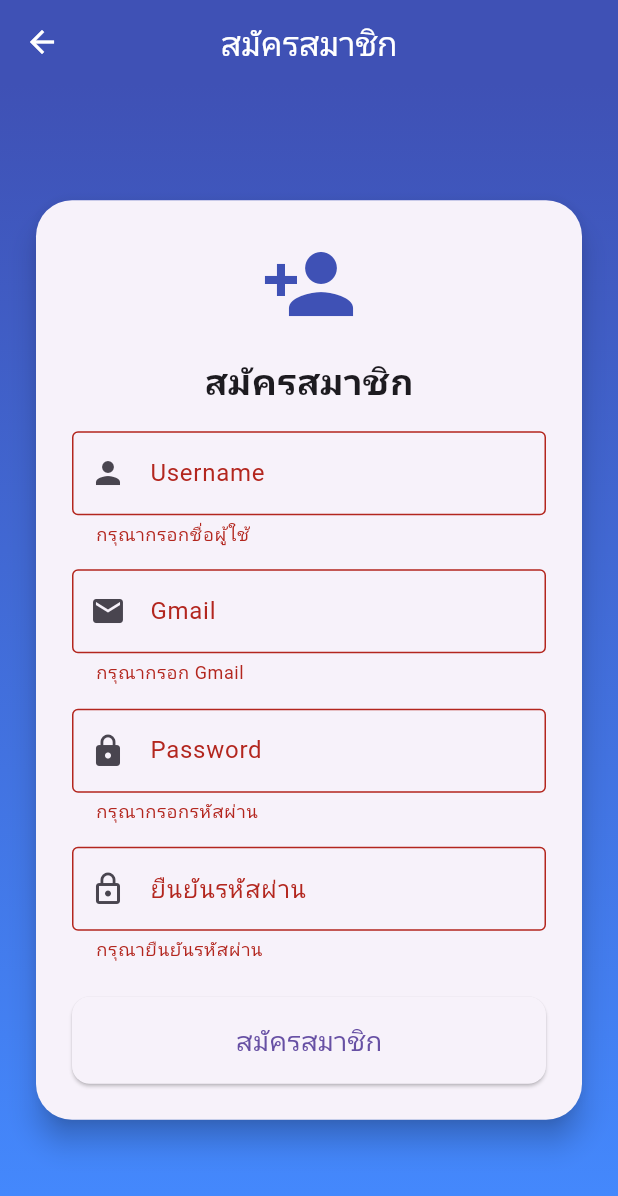
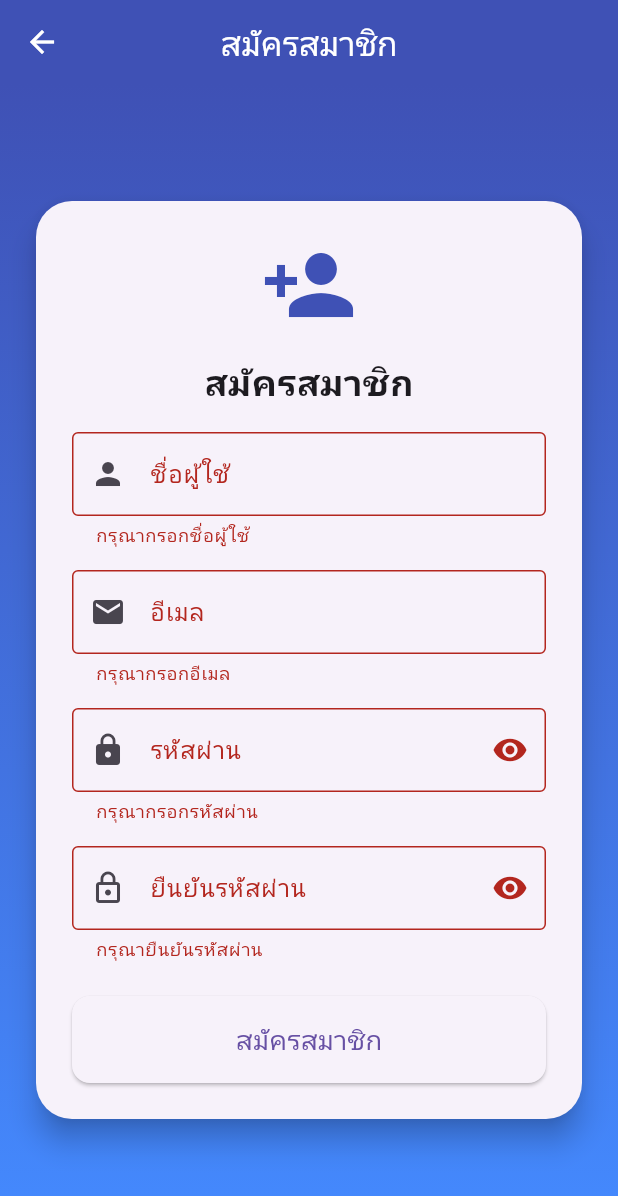
Before and after one commit to Non2412/Flutter_app_SimpleTodoListTeamwork, a Flutter app: the RegisterPage screen opened directly, after a tap on "สมัครสมาชิก", on a phone screen of 412 x 824 dp. Shown: the top 1196 px of the screen. Run offline on Flutter 3.47's test engine with Material 3 defaults, Android fonts, the phone set to English and light mode, and no system bars; our stand-ins replace flutter_local_notifications, timezone.

Commit message:
update login

```diff
--- a/lib/forgot_password.dart
+++ b/lib/forgot_password.dart
@@ -1,4 +1,5 @@
 import 'package:flutter/material.dart';
+import 'login.dart'; // Import เพื่อใช้ UserStorage
 
 class ForgotPasswordPage extends StatefulWidget {
   const ForgotPasswordPage({super.key});
@@ -13,12 +14,19 @@ class _ForgotPasswordPageState extends State<ForgotPasswordPage> {
 
   void _submit() {
     if (_formKey.currentState!.validate()) {
-      // TODO: Implement forgot password logic
-      ScaffoldMessenger.of(context).showSnackBar(
-        const SnackBar(
-          content: Text('หากมีบัญชีนี้ ระบบจะส่งวิธีรีเซ็ตรหัสผ่านไปให้'),
-        ),
-      );
+      if (UserStorage.emailExists(_emailController.text)) {
+        ScaffoldMessenger.of(context).showSnackBar(
+          const SnackBar(
+            content: Text('✅ ระบบจะส่งวิธีรีเซ็ตรหัสผ่านไปยังอีเมลของคุณ'),
+          ),
+        );
+      } else {
+        ScaffoldMessenger.of(context).showSnackBar(
+          const SnackBar(
+            content: Text('❌ ไม่พบอีเมลนี้ในระบบ'),
+          ),
+        );
+      }
       Navigator.of(context).pop();
     }
   }
@@ -56,18 +64,18 @@ class _ForgotPasswordPageState extends State<ForgotPasswordPage> {
                         controller: _emailController,
                         keyboardType: TextInputType.emailAddress,
                         decoration: const InputDecoration(
-                          labelText: 'Gmail',
+                          labelText: 'อีเมล',
                           hintText: 'yourname@gmail.com',
                           border: OutlineInputBorder(),
                           prefixIcon: Icon(Icons.email),
                         ),
                         validator: (value) {
                           if (value == null || value.isEmpty) {
-                            return 'กรุณากรอก Gmail';
+                            return 'กรุณากรอกอีเมล';
                           }
-                          final emailRegex = RegExp(r'^[\w-\.]+@gmail\.com');
+                          final emailRegex = RegExp(r'^[\w-\.]+@([\w-]+\.)+[\w-]{2,4}$');
                           if (!emailRegex.hasMatch(value)) {
-                            return 'กรุณากรอก Gmail ให้ถูกต้อง';
+                            return 'กรุณากรอกอีเมลให้ถูกต้อง';
                           }
                           return null;
                         },
--- a/lib/login.dart
+++ b/lib/login.dart
@@ -3,14 +3,42 @@ import 'register.dart';
 import 'forgot_password.dart';
 import 'main.dart';
 
-class LoingPage extends StatefulWidget {
-  const LoingPage({super.key});
+// User data storage (In production, use SQLite or SharedPreferences)
+class UserStorage {
+  static final Map<String, Map<String, String>> _users = {};
+
+  static bool registerUser(String username, String email, String password) {
+    if (_users.containsKey(username)) {
+      return false; // User already exists
+    }
+    _users[username] = {
+      'email': email,
+      'password': password,
+    };
+    return true;
+  }
+
+  static bool validateUser(String username, String password) {
+    return _users.containsKey(username) && _users[username]!['password'] == password;
+  }
+
+  static bool userExists(String username) {
+    return _users.containsKey(username);
+  }
+
+  static bool emailExists(String email) {
+    return _users.values.any((user) => user['email'] == email);
+  }
+}
+
+class LoginPage extends StatefulWidget {
+  const LoginPage({super.key});
 
   @override
-  State<LoingPage> createState() => _LoingPageState();
+  State<LoginPage> createState() => _LoginPageState();
 }
 
-class _LoingPageState extends State<LoingPage> {
+class _LoginPageState extends State<LoginPage> {
   final TextEditingController _usernameController = TextEditingController();
   final TextEditingController _passwordController = TextEditingController();
   final _formKey = GlobalKey<FormState>();
@@ -22,16 +50,14 @@ class _LoingPageState extends State<LoingPage> {
       _errorMessage = null;
     });
     if (_formKey.currentState!.validate()) {
-      // Replace this with your authentication logic
-      if (_usernameController.text == 'admin' &&
-          _passwordController.text == '123456') {
+      if (UserStorage.validateUser(_usernameController.text, _passwordController.text)) {
         Navigator.of(context).pushAndRemoveUntil(
           MaterialPageRoute(builder: (context) => const TodoListScreen()),
           (route) => false,
         );
       } else {
         setState(() {
-          _errorMessage = 'Invalid username or password';
+          _errorMessage = 'ชื่อผู้ใช้หรือรหัสผ่านไม่ถูกต้อง';
         });
       }
     }
@@ -40,7 +66,7 @@ class _LoingPageState extends State<LoingPage> {
   @override
   Widget build(BuildContext context) {
     return Scaffold(
-      appBar: AppBar(title: const Text('Login Page')),
+      appBar: AppBar(title: const Text('เข้าสู่ระบบ')),
       body: Container(
         decoration: const BoxDecoration(
           gradient: LinearGradient(
@@ -66,21 +92,23 @@ class _LoingPageState extends State<LoingPage> {
                     const Icon(Icons.lock, size: 64, color: Colors.indigo),
                     const SizedBox(height: 16),
                     const Text(
-                      'Welcome Back!',
+                      'ยินดีต้อนรับ!',
                       style: TextStyle(
                         fontSize: 24,
                         fontWeight: FontWeight.bold,
                       ),
                     ),
+                    const SizedBox(height: 16),
                     TextFormField(
                       controller: _usernameController,
                       decoration: const InputDecoration(
-                        labelText: 'Username',
+                        labelText: 'ชื่อผู้ใช้',
                         border: OutlineInputBorder(),
+                        prefixIcon: Icon(Icons.person),
                       ),
                       validator: (value) {
                         if (value == null || value.isEmpty) {
-                          return 'Please enter your username';
+                          return 'กรุณากรอกชื่อผู้ใช้';
                         }
                         return null;
                       },
@@ -90,8 +118,9 @@ class _LoingPageState extends State<LoingPage> {
                       controller: _passwordController,
                       obscureText: _obscurePassword,
                       decoration: InputDecoration(
-                        labelText: 'Password',
+                        labelText: 'รหัสผ่าน',
                         border: const OutlineInputBorder(),
+                        prefixIcon: const Icon(Icons.lock),
                         suffixIcon: IconButton(
                           icon: Icon(
                             _obscurePassword
@@ -107,7 +136,7 @@ class _LoingPageState extends State<LoingPage> {
                       ),
                       validator: (value) {
                         if (value == null || value.isEmpty) {
-                          return 'Please enter your password';
+                          return 'กรุณากรอกรหัสผ่าน';
                         }
                         return null;
                       },
@@ -117,7 +146,11 @@ class _LoingPageState extends State<LoingPage> {
                       width: double.infinity,
                       child: ElevatedButton(
                         onPressed: _login,
-                        child: const Text('Login'),
+                        style: ElevatedButton.styleFrom(
+                          padding: const EdgeInsets.symmetric(vertical: 16),
+                          shape: RoundedRectangleBorder(borderRadius: BorderRadius.circular(12)),
+                        ),
+                        child: const Text('เข้าสู่ระบบ', style: TextStyle(fontSize: 18)),
                       ),
                     ),
                     if (_errorMessage != null) ...[
--- a/lib/main.dart
+++ b/lib/main.dart
@@ -57,9 +57,9 @@ class MainApp extends StatelessWidget {
   @override
   Widget build(BuildContext context) {
     return MaterialApp(
-      title: 'ToDo List',
+      title: 'แจ้งเตือน',
       theme: myAppTheme,
-      home: const LoingPage(), // ✅ เปลี่ยนจาก TodoListScreen เป็น LoingPage
+      home: const LoginPage(), // ✅ เริ่มต้นที่หน้า Login
       debugShowCheckedModeBanner: false,
     );
   }
@@ -269,7 +269,7 @@ class _TodoListScreenState extends State<TodoListScreen> {
                 icon: const Icon(Icons.logout),
                 onPressed: () {
                   Navigator.of(context).pushAndRemoveUntil(
-                    MaterialPageRoute(builder: (context) => const LoingPage()),
+                    MaterialPageRoute(builder: (context) => const LoginPage()),
                     (route) => false,
                   );
                 },
--- a/lib/register.dart
+++ b/lib/register.dart
@@ -1,4 +1,5 @@
 import 'package:flutter/material.dart';
+import 'login.dart'; // Import เพื่อใช้ UserStorage
 
 class RegisterPage extends StatefulWidget {
   const RegisterPage({super.key});
@@ -14,11 +15,14 @@ class _RegisterPageState extends State<RegisterPage> {
   final TextEditingController _passwordController = TextEditingController();
   final TextEditingController _confirmPasswordController = TextEditingController();
   String? _errorMessage;
+  bool _obscurePassword = true;
+  bool _obscureConfirmPassword = true;
 
   void _register() {
     setState(() {
       _errorMessage = null;
     });
+
     if (_formKey.currentState!.validate()) {
       if (_passwordController.text != _confirmPasswordController.text) {
         setState(() {
@@ -26,11 +30,37 @@ class _RegisterPageState extends State<RegisterPage> {
         });
         return;
       }
-      // TODO: Implement registration logic
-      ScaffoldMessenger.of(context).showSnackBar(
-        const SnackBar(content: Text('สมัครสมาชิกสำเร็จ!')),
+
+      if (UserStorage.userExists(_usernameController.text)) {
+        setState(() {
+          _errorMessage = 'ชื่อผู้ใช้นี้มีคนใช้แล้ว';
+        });
+        return;
+      }
+
+      if (UserStorage.emailExists(_emailController.text)) {
+        setState(() {
+          _errorMessage = 'อีเมลนี้มีคนใช้แล้ว';
+        });
+        return;
+      }
+
+      bool success = UserStorage.registerUser(
+        _usernameController.text,
+        _emailController.text,
+        _passwordController.text,
       );
-      Navigator.of(context).pop();
+
+      if (success) {
+        ScaffoldMessenger.of(context).showSnackBar(
+          const SnackBar(content: Text('✅ สมัครสมาชิกสำเร็จ!')),
+        );
+        Navigator.of(context).pop();
+      } else {
+        setState(() {
+          _errorMessage = 'เกิดข้อผิดพลาดในการสมัครสมาชิก';
+        });
+      }
     }
   }
 
@@ -66,13 +96,16 @@ class _RegisterPageState extends State<RegisterPage> {
                       TextFormField(
                         controller: _usernameController,
                         decoration: const InputDecoration(
-                          labelText: 'Username',
+                          labelText: 'ชื่อผู้ใช้',
                           border: OutlineInputBorder(),
                           prefixIcon: Icon(Icons.person),
                         ),
                         validator: (value) {
                           if (value == null || value.isEmpty) {
                             return 'กรุณากรอกชื่อผู้ใช้';
+                          }
+                          if (value.length < 3) {
+                            return 'ชื่อผู้ใช้ต้องมีอย่างน้อย 3 ตัวอักษร';
                           }
                           return null;
                         },
@@ -82,18 +115,18 @@ class _RegisterPageState extends State<RegisterPage> {
                         controller: _emailController,
                         keyboardType: TextInputType.emailAddress,
                         decoration: const InputDecoration(
-                          labelText: 'Gmail',
+                          labelText: 'อีเมล',
                           hintText: 'yourname@gmail.com',
                           border: OutlineInputBorder(),
                           prefixIcon: Icon(Icons.email),
                         ),
                         validator: (value) {
                           if (value == null || value.isEmpty) {
-                            return 'กรุณากรอก Gmail';
+                            return 'กรุณากรอกอีเมล';
                           }
-                          final emailRegex = RegExp(r'^[\w-\.]+@gmail\.com');
+                          final emailRegex = RegExp(r'^[\w-\.]+@([\w-]+\.)+[\w-]{2,4}$');
                           if (!emailRegex.hasMatch(value)) {
-                            return 'กรุณากรอก Gmail ให้ถูกต้อง';
+                            return 'กรุณากรอกอีเมลให้ถูกต้อง';
                           }
                           return null;
                         },
@@ -101,15 +134,26 @@ class _RegisterPageState extends State<RegisterPage> {
                       const SizedBox(height: 16),
                       TextFormField(
                         controller: _passwordController,
-                        obscureText: true,
-                        decoration: const InputDecoration(
-                          labelText: 'Password',
-                          border: OutlineInputBorder(),
-                          prefixIcon: Icon(Icons.lock),
+                        obscureText: _obscurePassword,
+                        decoration: InputDecoration(
+                          labelText: 'รหัสผ่าน',
+                          border: const OutlineInputBorder(),
+                          prefixIcon: const Icon(Icons.lock),
+                          suffixIcon: IconButton(
+                            icon: Icon(_obscurePassword ? Icons.visibility : Icons.visibility_off),
+                            onPressed: () {
+                              setState(() {
+                                _obscurePassword = !_obscurePassword;
+                              });
+                            },
+                          ),
                         ),
                         validator: (value) {
                           if (value == null || value.isEmpty) {
                             return 'กรุณากรอกรหัสผ่าน';
+                          }
+                          if (value.length < 6) {
+                            return 'รหัสผ่านต้องมีอย่างน้อย 6 ตัวอักษร';
                           }
                           return null;
                         },
@@ -117,11 +161,19 @@ class _RegisterPageState extends State<RegisterPage> {
                       const SizedBox(height: 16),
                       TextFormField(
                         controller: _confirmPasswordController,
-                        obscureText: true,
-                        decoration: const InputDecoration(
+                        obscureText: _obscureConfirmPassword,
+                        decoration: InputDecoration(
                           labelText: 'ยืนยันรหัสผ่าน',
-                          border: OutlineInputBorder(),
-                          prefixIcon: Icon(Icons.lock_outline),
+                          border: const OutlineInputBorder(),
+                          prefixIcon: const Icon(Icons.lock_outline),
+                          suffixIcon: IconButton(
+                            icon: Icon(_obscureConfirmPassword ? Icons.visibility : Icons.visibility_off),
+                            onPressed: () {
+                              setState(() {
+                                _obscureConfirmPassword = !_obscureConfirmPassword;
+                              });
+                            },
+                          ),
                         ),
                         validator: (value) {
                           if (value == null || value.isEmpty) {
```
